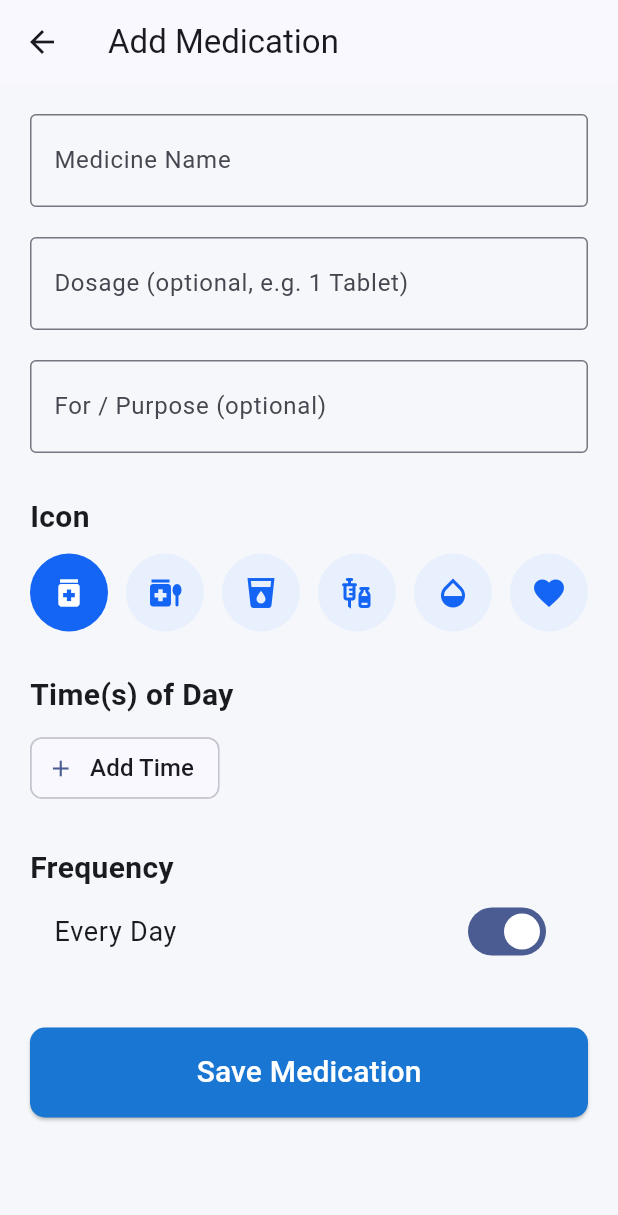
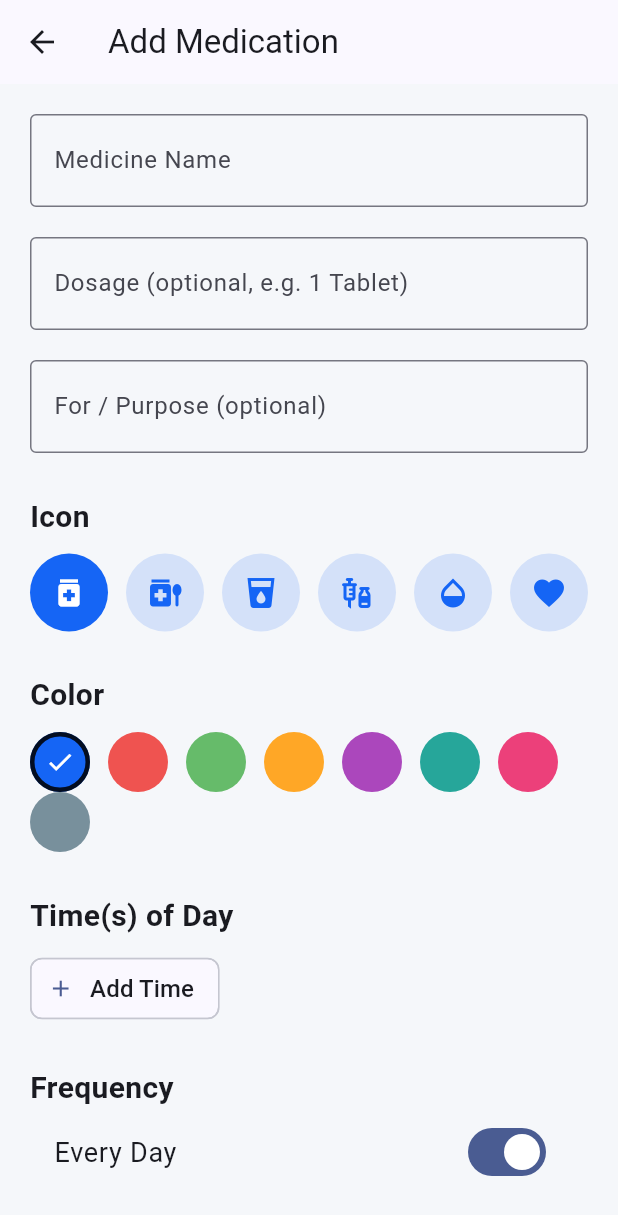
Before and after one commit to eunwia/Jenrx, a Flutter app: the screen it shows after launch, item 4 of the bottom bar chosen, after a tap on the "add" icon, on a phone screen of 412 x 824 dp. Shown: the top 1215 px of the screen. Run offline on Flutter 3.47's test engine with Material 3 defaults, Android fonts, the light colour scheme and no system bars; our stand-ins replace flutter_local_notifications, image_picker, shared_preferences, sqflite, table_calendar, timezone; accounts and stored records are empty.

Commit message:
feat: re-designed the layout of the gallery section. added color coding to the "add medication page".

```diff
--- a/lib/db/database_helper.dart
+++ b/lib/db/database_helper.dart
@@ -19,7 +19,7 @@ class DatabaseHelper {
     String path = join(await getDatabasesPath(), 'med_tracker.db');
     return await openDatabase(
       path,
-      version: 9,
+      version: 10,
       onCreate: _onCreate,
       onUpgrade: _onUpgrade,
     );
@@ -35,7 +35,8 @@ class DatabaseHelper {
         frequency TEXT NOT NULL,
         is_archived INTEGER NOT NULL DEFAULT 0,
         icon TEXT NOT NULL DEFAULT 'pill',
-        purpose TEXT NOT NULL DEFAULT ''
+        purpose TEXT NOT NULL DEFAULT '',
+        color TEXT NOT NULL DEFAULT '1565F5'
       )
     ''');
 
@@ -149,6 +150,9 @@ class DatabaseHelper {
     }
     if (oldVersion < 9) {
       await db.execute("ALTER TABLE medications ADD COLUMN purpose TEXT DEFAULT ''");
+    }
+    if (oldVersion < 10) {
+      await db.execute("ALTER TABLE medications ADD COLUMN color TEXT DEFAULT '1565F5'");
     }
   }
 
@@ -309,6 +313,20 @@ class DatabaseHelper {
     return db.query('albums', orderBy: 'date_created DESC');
   }
 
+  Future<Map<int, Map<String, dynamic>>> getAlbumSummaries() async {
+    final db = await database;
+    final rows = await db.rawQuery('''
+      SELECT a.album_id AS album_id, a.cnt AS cnt, i.image_path AS cover
+      FROM (SELECT album_id, COUNT(*) AS cnt, MAX(id) AS last_id
+            FROM album_items GROUP BY album_id) a
+      JOIN album_items i ON i.id = a.last_id
+    ''');
+    return {
+      for (final r in rows)
+        r['album_id'] as int: {'count': r['cnt'], 'cover': r['cover']},
+    };
+  }
+
   Future<void> updateAlbum(int id, String title, String color) async {
     final db = await database;
     await db.update('albums', {'title': title, 'color': color}, where: 'id = ?', whereArgs: [id]);
--- a/lib/main.dart
+++ b/lib/main.dart
@@ -5,9 +5,9 @@ import 'services/app_settings.dart';
 
 void main() async {
   WidgetsFlutterBinding.ensureInitialized();
-  await NotificationService.init();
   await AppSettings.instance.load();
   runApp(const MedTrackerApp());
+  NotificationService.init();
 }
 
 class MedTrackerApp extends StatelessWidget {
@@ -19,7 +19,7 @@ class MedTrackerApp extends StatelessWidget {
       builder: (context, _) {
         final settings = AppSettings.instance;
         return MaterialApp(
-          title: 'Med Tracker',
+          title: 'JCares',
           debugShowCheckedModeBanner: false,
           themeMode: settings.themeMode,
           theme: ThemeData(
--- a/lib/models/medication.dart
+++ b/lib/models/medication.dart
@@ -7,6 +7,7 @@ class Medication {
   final int isArchived;
   final String icon;
   final String purpose;
+  final String color;
 
   Medication({
     this.id,
@@ -17,6 +18,7 @@ class Medication {
     this.isArchived = 0,
     this.icon = 'pill',
     this.purpose = '',
+    this.color = '1565F5',
   });
 
   Map<String, dynamic> toMap() {
@@ -29,6 +31,7 @@ class Medication {
       'is_archived': isArchived,
       'icon': icon,
       'purpose': purpose,
+      'color': color,
     };
   }
 
@@ -42,6 +45,7 @@ class Medication {
       isArchived: map['is_archived'],
       icon: (map['icon'] as String?) ?? 'pill',
       purpose: (map['purpose'] as String?) ?? '',
+      color: (map['color'] as String?) ?? '1565F5',
     );
   }
 
--- a/lib/screens/add_medication_screen.dart
+++ b/lib/screens/add_medication_screen.dart
@@ -2,6 +2,7 @@ import 'package:flutter/material.dart';
 import '../db/database_helper.dart';
 import '../models/medication.dart';
 import '../services/notification_service.dart';
+import '../utils/album_colors.dart';
 import '../utils/med_icons.dart';
 
 class AddMedicationScreen extends StatefulWidget {
@@ -22,6 +23,7 @@ class _AddMedicationScreenState extends State<AddMedicationScreen> {
   bool _everyDay = true;
   final Set<int> _selectedDays = {};
   String _selectedIcon = 'pill';
+  String _selectedColor = albumColorHex[0];
 
   final List<String> _dayLabels = ['Mon', 'Tue', 'Wed', 'Thu', 'Fri', 'Sat', 'Sun'];
 
@@ -35,6 +37,7 @@ class _AddMedicationScreenState extends State<AddMedicationScreen> {
       _purposeController.text = med.purpose;
       _selectedTimes.addAll(med.timeList);
       _selectedIcon = med.icon;
+      _selectedColor = med.color;
       if (med.frequency != 'daily') {
         _everyDay = false;
         _selectedDays.addAll(med.frequency.split(',').map(int.parse));
@@ -87,6 +90,7 @@ class _AddMedicationScreenState extends State<AddMedicationScreen> {
       frequency: frequency,
       icon: _selectedIcon,
       purpose: _purposeController.text.trim(),
+      color: _selectedColor,
     );
 
     if (isEditing) {
@@ -104,6 +108,7 @@ class _AddMedicationScreenState extends State<AddMedicationScreen> {
           frequency: med.frequency,
           icon: med.icon,
           purpose: med.purpose,
+          color: med.color,
         ),
       );
     }
@@ -141,6 +146,8 @@ class _AddMedicationScreenState extends State<AddMedicationScreen> {
   @override
   Widget build(BuildContext context) {
     final isEditing = widget.existing != null;
+    final chosen = colorFromHex(_selectedColor);
+
     return Scaffold(
       appBar: AppBar(title: Text(isEditing ? 'Edit Medication' : 'Add Medication')),
       body: Form(
@@ -189,10 +196,31 @@ class _AddMedicationScreenState extends State<AddMedicationScreen> {
                   child: Container(
                     width: 52, height: 52,
                     decoration: BoxDecoration(
-                      color: selected ? const Color(0xFF1565F5) : const Color(0xFFE8EFFD),
+                      color: selected ? chosen : chosen.withOpacity(0.15),
                       shape: BoxShape.circle,
                     ),
-                    child: Icon(entry.value, color: selected ? Colors.white : const Color(0xFF1565F5)),
+                    child: Icon(entry.value, color: selected ? Colors.white : chosen),
+                  ),
+                );
+              }).toList(),
+            ),
+            const SizedBox(height: 28),
+            const Text('Color', style: TextStyle(fontSize: 20, fontWeight: FontWeight.bold)),
+            const SizedBox(height: 10),
+            Wrap(
+              spacing: 12,
+              children: albumColorHex.map((hex) {
+                final selected = hex == _selectedColor;
+                return GestureDetector(
+                  onTap: () => setState(() => _selectedColor = hex),
+                  child: Container(
+                    width: 40, height: 40,
+                    decoration: BoxDecoration(
+                      color: colorFromHex(hex),
+                      shape: BoxShape.circle,
+                      border: selected ? Border.all(color: Colors.black87, width: 3) : null,
+                    ),
+                    child: selected ? const Icon(Icons.check, color: Colors.white, size: 20) : null,
                   ),
                 );
               }).toList(),
--- a/lib/screens/album_list_screen.dart
+++ b/lib/screens/album_list_screen.dart
@@ -1,7 +1,7 @@
+import 'dart:io';
 import 'package:flutter/material.dart';
 import '../db/database_helper.dart';
 import '../utils/album_colors.dart';
-import '../utils/med_icons.dart';
 import 'album_detail_screen.dart';
 
 class AlbumListScreen extends StatefulWidget {
@@ -12,13 +12,24 @@ class AlbumListScreen extends StatefulWidget {
 
 class _AlbumListScreenState extends State<AlbumListScreen> {
   List<Map<String, dynamic>> _albums = [];
+  Map<int, Map<String, dynamic>> _summaries = {};
+
+  static const _shape = BorderRadius.only(
+    topLeft: Radius.circular(22),
+    topRight: Radius.circular(22),
+    bottomLeft: Radius.circular(40),
+    bottomRight: Radius.circular(40),
+  );
 
   @override
   void initState() { super.initState(); _load(); }
 
   Future<void> _load() async {
-    final albums = await DatabaseHelper.instance.getAlbums();
-    setState(() => _albums = albums);
+    final db = DatabaseHelper.instance;
+    final albums = await db.getAlbums();
+    final summaries = await db.getAlbumSummaries();
+    if (!mounted) return;
+    setState(() { _albums = albums; _summaries = summaries; });
   }
 
   Widget _colorPicker(String selected, void Function(String) onPick, StateSetter setSheetState) {
@@ -136,10 +147,112 @@ class _AlbumListScreenState extends State<AlbumListScreen> {
     );
   }
 
+  Widget _backCard(Color c, double angle) => Transform.rotate(
+        angle: angle,
+        child: FractionallySizedBox(
+          widthFactor: 0.72,
+          heightFactor: 0.9,
+          child: Container(decoration: BoxDecoration(color: c, borderRadius: _shape)),
+        ),
+      );
+
+  Widget _tile(Map<String, dynamic> album) {
+    final color = colorFromHex(album['color'] ?? '1565F5');
+    final summary = _summaries[album['id'] as int];
+    final count = (summary?['count'] as int?) ?? 0;
+    final cover = summary?['cover'] as String?;
+    final desc = album['description'] as String?;
+    final textColor = Theme.of(context).textTheme.bodyLarge?.color ?? Colors.black87;
+    const folderIcon = Center(child: Icon(Icons.folder, color: Colors.white, size: 44));
+
+    return GestureDetector(
+      onTap: () async {
+        await Navigator.push(context,
+            MaterialPageRoute(builder: (_) => AlbumDetailScreen(album: album)));
+        _load();
+      },
+      child: Column(
+        children: [
+          Expanded(
+            child: Stack(
+              fit: StackFit.expand,
+              alignment: Alignment.center,
+              children: [
+                _backCard(color.withOpacity(0.35), -0.14),
+                _backCard(color.withOpacity(0.6), 0.12),
+                FractionallySizedBox(
+                  widthFactor: 0.72,
+                  heightFactor: 0.9,
+                  child: Container(
+                    decoration: BoxDecoration(
+                      color: color,
+                      borderRadius: _shape,
+                      boxShadow: [BoxShadow(color: Colors.black.withOpacity(0.12), blurRadius: 10, offset: const Offset(0, 4))],
+                    ),
+                    child: ClipRRect(
+                      borderRadius: _shape,
+                      child: cover != null
+                          ? Image.file(File(cover),
+                              fit: BoxFit.cover,
+                              width: double.infinity,
+                              height: double.infinity,
+                              cacheWidth: 300,
+                              errorBuilder: (_, __, ___) => folderIcon)
+                          : folderIcon,
+                    ),
+                  ),
+                ),
+                Positioned(
+                  top: 0,
+                  right: 0,
+                  child: Material(
+                    color: Colors.white,
+                    elevation: 2,
+                    shape: const CircleBorder(),
+                    child: InkWell(
+                      customBorder: const CircleBorder(),
+                      onTap: () => _editAlbum(album),
+                      child: const SizedBox(
+                        width: 44, height: 44,
+                        child: Icon(Icons.edit, size: 20, color: Colors.black54),
+                      ),
+                    ),
+                  ),
+                ),
+              ],
+            ),
+          ),
+          const SizedBox(height: 8),
+          Text(album['title'],
+              textAlign: TextAlign.center,
+              maxLines: 2,
+              overflow: TextOverflow.ellipsis,
+              style: TextStyle(fontSize: 16, fontWeight: FontWeight.w600, color: textColor)),
+          const SizedBox(height: 2),
+          Text(count == 0 ? 'Empty' : '$count ${count == 1 ? 'photo' : 'photos'}',
+              style: TextStyle(fontSize: 13, color: Colors.grey[600])),
+          if (desc != null && desc.isNotEmpty)
+            Text(desc,
+                maxLines: 1,
+                overflow: TextOverflow.ellipsis,
+                style: TextStyle(fontSize: 12, color: Colors.grey[500])),
+        ],
+      ),
+    );
+  }
+
   @override
   Widget build(BuildContext context) {
+    final isDark = Theme.of(context).brightness == Brightness.dark;
+    final bg = isDark ? null : const Color(0xFFF3F0EA);
+
     return Scaffold(
-      appBar: AppBar(title: const Text('Prescriptions & Lab Results')),
+      backgroundColor: bg,
+      appBar: AppBar(
+        title: const Text('Prescriptions & Lab Results'),
+        backgroundColor: bg,
+        scrolledUnderElevation: 0,
+      ),
       body: _albums.isEmpty
           ? Center(
               child: Column(
@@ -151,58 +264,20 @@ class _AlbumListScreenState extends State<AlbumListScreen> {
                 ],
               ),
             )
-          : ListView.builder(
-              padding: const EdgeInsets.all(16),
+          : GridView.builder(
+              padding: const EdgeInsets.fromLTRB(20, 12, 20, 100),
+              gridDelegate: const SliverGridDelegateWithFixedCrossAxisCount(
+                crossAxisCount: 2,
+                crossAxisSpacing: 16,
+                mainAxisSpacing: 20,
+                childAspectRatio: 0.68,
+              ),
               itemCount: _albums.length,
-              itemBuilder: (context, i) {
-                final album = _albums[i];
-                final color = colorFromHex(album['color'] ?? '1565F5');
-                return GestureDetector(
-                  onTap: () async {
-                    await Navigator.push(context, MaterialPageRoute(
-                        builder: (context) => AlbumDetailScreen(album: album)));
-                    _load();
-                  },
-                  child: Container(
-                    margin: const EdgeInsets.only(bottom: 14),
-                    padding: const EdgeInsets.all(16),
-                    decoration: BoxDecoration(
-                      color: Theme.of(context).cardColor,
-                      borderRadius: BorderRadius.circular(16),
-                      boxShadow: [BoxShadow(color: Colors.black.withOpacity(0.05), blurRadius: 8, offset: const Offset(0, 2))],
-                    ),
-                    child: Row(
-                      children: [
-                        Container(
-                          width: 56, height: 56,
-                          decoration: BoxDecoration(color: color.withOpacity(0.15), borderRadius: BorderRadius.circular(14)),
-                          child: Icon(Icons.folder, color: color, size: 30),
-                        ),
-                        const SizedBox(width: 14),
-                        Expanded(
-                          child: Column(
-                            crossAxisAlignment: CrossAxisAlignment.start,
-                            children: [
-                              Text(album['title'], style: const TextStyle(fontSize: 20, fontWeight: FontWeight.bold)),
-                              if (album['description'] != null)
-                                Text(album['description'], style: TextStyle(fontSize: 15, color: Colors.grey[600])),
-                              Text(formatDateReadable(album['date_created']),
-                                  style: TextStyle(fontSize: 13, color: Colors.grey[500])),
-                            ],
-                          ),
-                        ),
-                        IconButton(
-                          icon: const Icon(Icons.edit, color: Colors.black54),
-                          onPressed: () => _editAlbum(album),
-                        ),
-                      ],
-                    ),
-                  ),
-                );
-              },
+              itemBuilder: (context, i) => _tile(_albums[i]),
             ),
       floatingActionButton: FloatingActionButton(
-        backgroundColor: const Color(0xFF1565F5),
+        backgroundColor: isDark ? const Color(0xFF1565F5) : const Color(0xFF2B1210),
+        shape: const CircleBorder(),
         onPressed: _createAlbum,
         child: const Icon(Icons.create_new_folder, color: Colors.white),
       ),
--- a/lib/screens/dashboard_screen.dart
+++ b/lib/screens/dashboard_screen.dart
@@ -2,6 +2,7 @@ import 'package:flutter/material.dart';
 import '../db/database_helper.dart';
 import '../models/medication.dart';
 import '../models/med_log.dart';
+import '../utils/album_colors.dart';
 import '../utils/med_icons.dart';
 import 'add_medication_screen.dart';
 
@@ -71,6 +72,7 @@ class DashboardScreenState extends State<DashboardScreen> {
         final MedLog log = _items[index]['log'];
         final Medication med = _items[index]['med'];
         final taken = log.isTaken;
+        final medColor = colorFromHex(med.color);
         final isDark = Theme.of(context).brightness == Brightness.dark;
         final cardColor = taken
             ? (isDark ? const Color(0xFF1B3A25) : const Color(0xFFEAF7ED))
@@ -92,10 +94,10 @@ class DashboardScreenState extends State<DashboardScreen> {
               Container(
                 width: 56, height: 56,
                 decoration: BoxDecoration(
-                  color: const Color(0xFFE8EFFD),
+                  color: medColor.withOpacity(0.15),
                   borderRadius: BorderRadius.circular(14),
                 ),
-                child: Icon(iconForKey(med.icon), color: const Color(0xFF1565F5), size: 30),
+                child: Icon(iconForKey(med.icon), color: medColor, size: 30),
               ),
               const SizedBox(width: 14),
               Expanded(
@@ -107,11 +109,11 @@ class DashboardScreenState extends State<DashboardScreen> {
                         margin: const EdgeInsets.only(bottom: 6),
                         padding: const EdgeInsets.symmetric(horizontal: 10, vertical: 3),
                         decoration: BoxDecoration(
-                          color: const Color(0xFF1565F5).withOpacity(0.12),
+                          color: medColor.withOpacity(0.12),
                           borderRadius: BorderRadius.circular(20),
                         ),
                         child: Text(med.purpose,
-                            style: const TextStyle(fontSize: 13, fontWeight: FontWeight.bold, color: Color(0xFF1565F5))),
+                            style: TextStyle(fontSize: 13, fontWeight: FontWeight.bold, color: medColor)),
                       ),
                     Text(med.name, style: TextStyle(fontSize: 22, fontWeight: FontWeight.bold, color: textColor)),
                     const SizedBox(height: 6),
@@ -143,7 +145,7 @@ class DashboardScreenState extends State<DashboardScreen> {
                 child: Container(
                   width: 64, height: 64,
                   decoration: BoxDecoration(
-                    color: taken ? Colors.green : const Color(0xFF1565F5),
+                    color: taken ? Colors.green : medColor,
                     shape: BoxShape.circle,
                   ),
                   child: Icon(
--- a/lib/screens/splash_screen.dart
+++ b/lib/screens/splash_screen.dart
@@ -1,4 +1,5 @@
 import 'package:flutter/material.dart';
+import '../db/database_helper.dart';
 import 'home_screen.dart';
 
 class SplashScreen extends StatefulWidget {
@@ -11,14 +12,19 @@ class _SplashScreenState extends State<SplashScreen> {
   @override
   void initState() {
     super.initState();
-    Future.delayed(const Duration(seconds: 2), () {
-      if (mounted) {
-        Navigator.pushReplacement(
-          context,
-          MaterialPageRoute(builder: (context) => const HomeScreen()),
-        );
-      }
-    });
+    _start();
+  }
+
+  Future<void> _start() async {
+    await Future.wait([
+      DatabaseHelper.instance.database,
+      Future.delayed(const Duration(milliseconds: 1200)),
+    ]);
+    if (!mounted) return;
+    Navigator.pushReplacement(
+      context,
+      MaterialPageRoute(builder: (_) => const HomeScreen()),
+    );
   }
 
   @override
```
